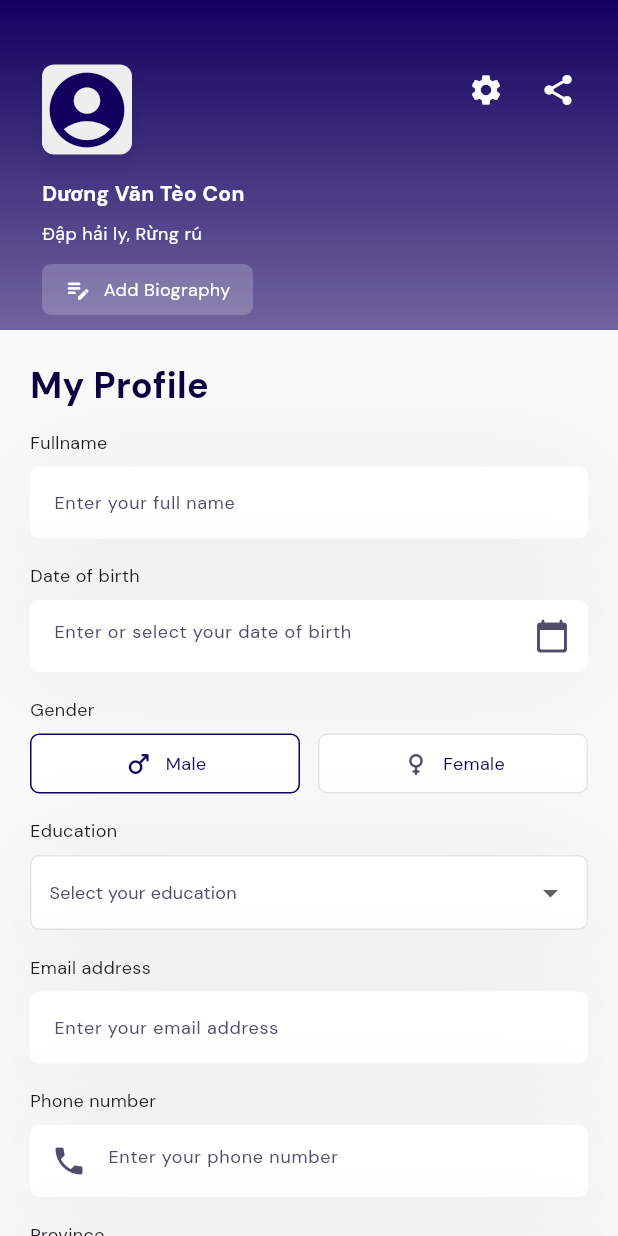
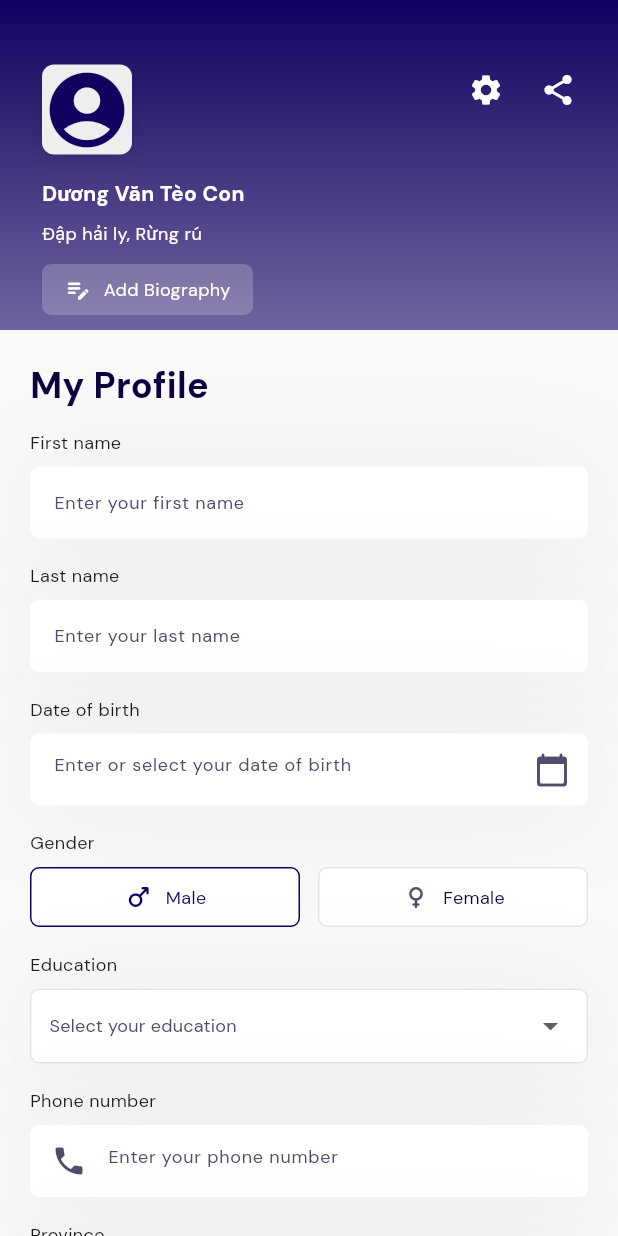
Before and after one commit to CulesBao/find-job-mobile, a Flutter app: the SetupScreen screen opened by its route, on a phone screen of 412 x 824 dp. Run offline on Flutter 3.47's test engine with Material 3 defaults, Android fonts, the phone set to English and light mode, and no system bars; our stand-ins replace dio, font_awesome_flutter, freezed_annotation, get_it, go_router, pretty_dio_logger and 2 more; accounts and stored records are empty; generated files the repository leaves out were written again.

Commit message:
refactor: rename fullname & email fields to firstname, lastname and update route path

```diff
--- a/lib/modules/setup/screens/setup_screen.dart
+++ b/lib/modules/setup/screens/setup_screen.dart
@@ -97,18 +97,30 @@ class _SetupScreenState extends State<SetupScreen> {
                     ),
                     const SizedBox(height: 12),
 
-                    // Fullname
-                    Text('Fullname', style: AppTextStyles.label),
+                    // First name
+                    Text('First name', style: AppTextStyles.label),
                     const SizedBox(height: 8),
                     CustomTextField(
                       controller: _nameController,
-                      hint: 'Enter your full name',
+                      hint: 'Enter your first name',
                       validator: (value) {
                         if (value == null || value.isEmpty) {
-                          return 'Please enter your full name';
+                          return 'Please enter your first name';
                         }
-                        if (value.trim().split(' ').length < 2) {
-                          return 'Please enter both first and last name';
+                        return null;
+                      },
+                    ),
+                    const SizedBox(height: 16),
+
+                    // Last name
+                    Text('Last name', style: AppTextStyles.label),
+                    const SizedBox(height: 8),
+                    CustomTextField(
+                      controller: _nameController,
+                      hint: 'Enter your last name',
+                      validator: (value) {
+                        if (value == null || value.isEmpty) {
+                          return 'Please enter your last name';
                         }
                         return null;
                       },
@@ -160,9 +172,8 @@ class _SetupScreenState extends State<SetupScreen> {
                       },
                     ),
 
+                    // Gender select
                     const SizedBox(height: 16),
-
-                    // Gender select (simple)
                     Text('Gender', style: AppTextStyles.label),
                     const SizedBox(height: 8),
                     Row(
@@ -188,36 +199,11 @@ class _SetupScreenState extends State<SetupScreen> {
                     ),
                     const SizedBox(height: 16),
 
-                    EducationDropdown(
-                      onChanged: (value) {
-                        print('Selected education: $value');
-                      },
-                    ),
+                    // Education select
+                    EducationDropdown(onChanged: (value) {}),
                     const SizedBox(height: 16),
 
-                    // Email
-                    Text('Email address', style: AppTextStyles.label),
-                    const SizedBox(height: 8),
-                    CustomTextField(
-                      controller: _emailController,
-                      hint: 'Enter your email address',
-                      keyboardType: TextInputType.emailAddress,
-                      validator: (value) {
-                        if (value == null || value.isEmpty) {
-                          return 'Please enter your email address';
-                        }
-                        final emailRegex = RegExp(
-                          r'^[\w-\.]+@([\w-]+\.)+[\w-]{2,4}$',
-                        );
-                        if (!emailRegex.hasMatch(value)) {
-                          return 'Please enter a valid email address';
-                        }
-                        return null;
-                      },
-                    ),
-                    const SizedBox(height: 16),
-
-                    // Phone
+                    // Phone number
                     Text('Phone number', style: AppTextStyles.label),
                     const SizedBox(height: 8),
                     CustomTextField(
@@ -241,25 +227,10 @@ class _SetupScreenState extends State<SetupScreen> {
                     ),
                     const SizedBox(height: 16),
 
-                    // Location
-
-                    // CustomTextField(
-                    //   controller: _locationController,
-                    //   hint: 'Enter your location',
-                    //   validator: (value) {
-                    //     if (value == null || value.isEmpty) {
-                    //       return 'Please enter your location';
-                    //     }
-                    //     return null;
-                    //   },
-                    // ),
+                    // Location select
                     ProvinceDistrictSelector(
-                      onProvinceChanged: (province) {
-                        print('Province: $province');
-                      },
-                      onDistrictChanged: (district) {
-                        print('District: $district');
-                      },
+                      onProvinceChanged: (province) {},
+                      onDistrictChanged: (district) {},
                     ),
                     const SizedBox(height: 16),
                     SocialLinksSection(
```
Also changed, not shown: lib/app/config/route_path.dart (+4 -5 lines).
